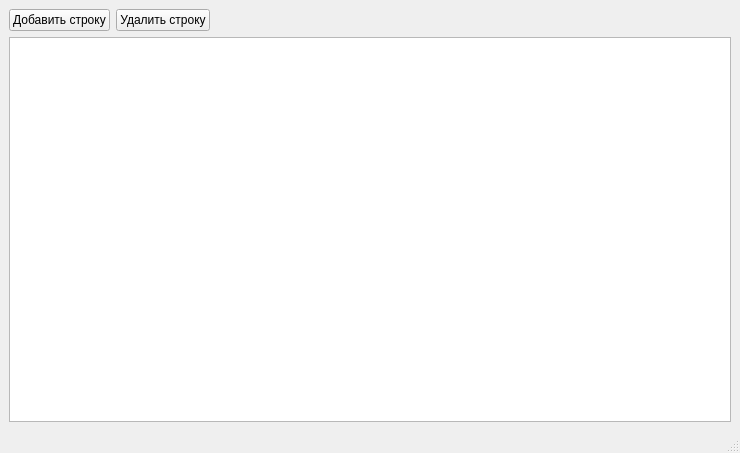
The window that mainwindow.ui (redmms/characteristics_view) describes before a commit, drawn with Qt 5.
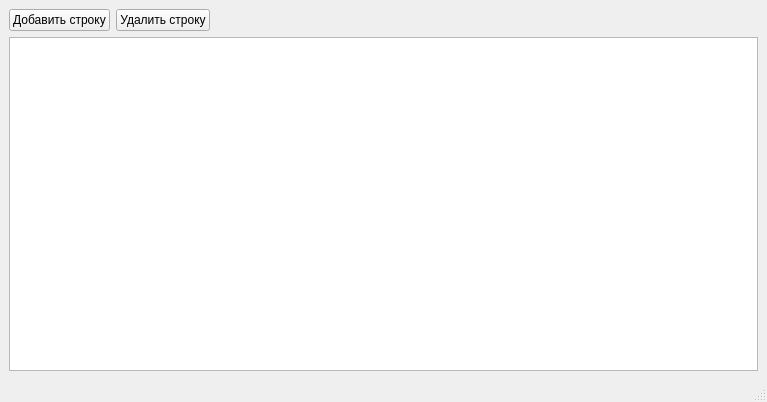
The same window after the commit. Icons and pictures are not drawn.

Patch:
```diff
--- a/mainwindow.ui
+++ b/mainwindow.ui
@@ -6,20 +6,14 @@
    <rect>
     <x>0</x>
     <y>0</y>
-    <width>740</width>
-    <height>453</height>
+    <width>767</width>
+    <height>402</height>
    </rect>
   </property>
   <property name="minimumSize">
    <size>
-    <width>740</width>
-    <height>453</height>
-   </size>
-  </property>
-  <property name="maximumSize">
-   <size>
-    <width>740</width>
-    <height>453</height>
+    <width>509</width>
+    <height>222</height>
    </size>
   </property>
   <property name="windowTitle">
```
Left out of the diff: 9 changed lines with no effect on the pictures.
